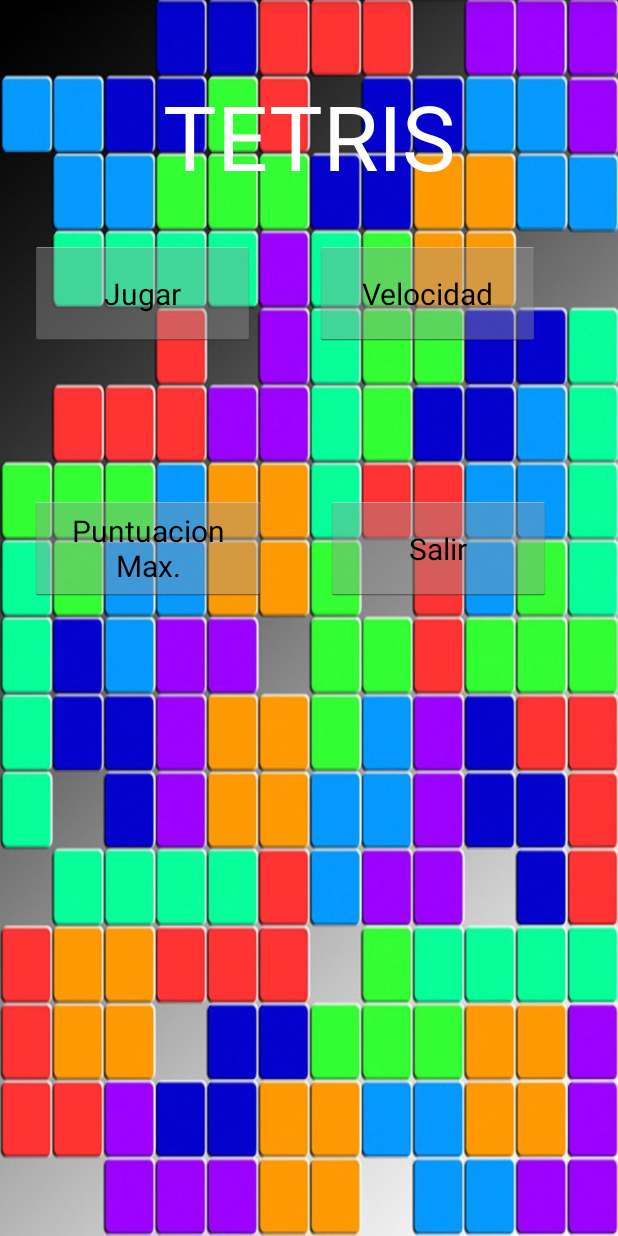
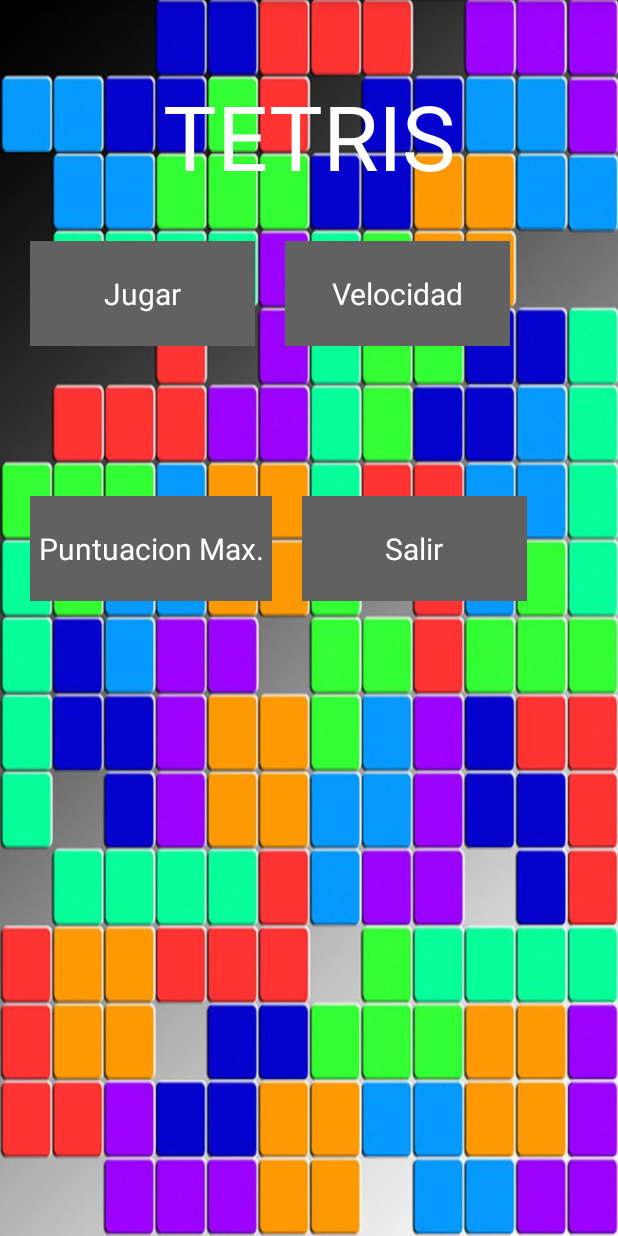
Before and after one commit to unay90/tetris, an Android app: the screen it shows after launch (MainActivity), on a phone screen of 412 x 824 dp. Run offline under Robolectric (Android 15) with nearby library versions, the phone set to English and light mode, and no system bars.

Commit message:
move speed menu to main activity

```diff
--- a/app/src/main/AndroidManifest.xml
+++ b/app/src/main/AndroidManifest.xml
@@ -5,7 +5,7 @@
     android:versionName="1.0" >
 
     <uses-sdk
-        android:minSdkVersion="8"
+        android:minSdkVersion="11"
         android:targetSdkVersion="22" />
 
     <application
--- a/app/src/main/java/com/pro041/pintado/GameView.java
+++ b/app/src/main/java/com/pro041/pintado/GameView.java
@@ -77,10 +77,6 @@ public class GameView extends SurfaceView implements SurfaceHolder.Callback{
 		hiloPantalla=new HiloPantalla(this);
 		hiloPantalla.setRunning(true);
 		hiloPantalla.start();
-	}
-
-	public void setHiloPantallaFPS(int f) {
-		hiloPantalla.setFPS(f);
 	}
 
 	@Override
--- a/app/src/main/res/layout/activity_main.xml
+++ b/app/src/main/res/layout/activity_main.xml
@@ -34,7 +34,9 @@
             android:text="Jugar"
             android:textSize="20sp"
             android:layout_marginLeft="20dp"
-            android:layout_marginRight="20dp" />
+            android:layout_marginRight="10dp"
+            android:background="#616161"
+            android:textColor="#ffffff" />
 
         <Button
             android:layout_width="150dp"
@@ -44,7 +46,10 @@
             android:layout_gravity="right"
             android:textSize="20sp"
             android:layout_marginRight="20dp"
-            android:layout_marginLeft="20dp" />
+            android:layout_marginLeft="10dp"
+            android:background="#616161"
+            android:textColor="#ffffff"
+            android:onClick="velocidad" />
     </LinearLayout>
 
     <LinearLayout
@@ -63,9 +68,11 @@
             android:onClick="mostrarPuntuacion"
             android:text="Puntuacion Max."
             android:textSize="20sp"
-            android:layout_marginRight="20dp"
+            android:layout_marginRight="10dp"
             android:layout_marginLeft="20dp"
-            android:layout_weight="0.23" />
+            android:layout_weight="0.23"
+            android:background="#616161"
+            android:textColor="#ffffff" />
 
         <Button
             android:id="@+id/btnSalir"
@@ -75,8 +82,10 @@
             android:onClick="salir"
             android:text="Salir"
             android:textSize="20sp"
-            android:layout_marginLeft="20dp"
-            android:layout_marginRight="20dp" />
+            android:layout_marginLeft="10dp"
+            android:layout_marginRight="20dp"
+            android:background="#616161"
+            android:textColor="#ffffff" />
     </LinearLayout>
 
 </LinearLayout>
```
Also changed, not shown: app/src/main/java/com/pro041/pintado/HiloPantalla.java (+13 -21 lines), app/src/main/java/com/pro041_tetris/MainActivity.java (+26 -1 lines), app/src/main/java/com/pro041_tetris/TetrisJuego.java (+0 -21 lines), app/src/main/res/menu/activity_main.xml (deleted, +0 -10 lines), 18 other files.
